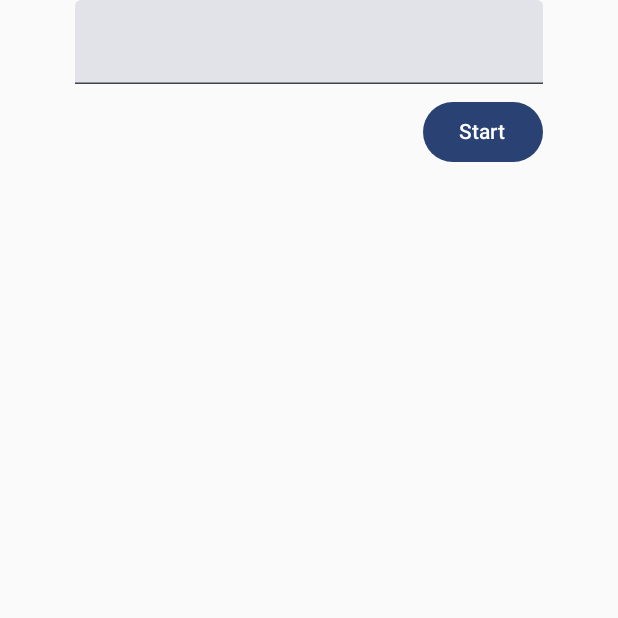
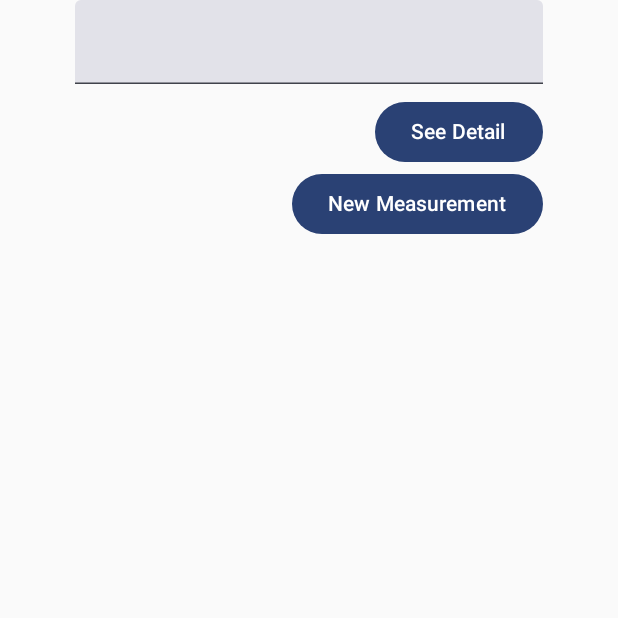
Before and after one commit to Astrozyt/Neuro, an Android app built with Jetpack Compose: the screen it shows after launch (MainActivity), on a phone screen of 412 x 824 dp, the top half of it. Run offline under Robolectric (Android 15) with nearby library versions, the phone set to English and light mode, and no system bars.

Commit message:
Add Measurement screen with timer and sound.

```diff
--- a/app/src/main/java/com/gbl/neuro/Navigation.kt
+++ b/app/src/main/java/com/gbl/neuro/Navigation.kt
@@ -30,6 +30,7 @@ import androidx.navigation.compose.rememberNavController
 import androidx.navigation.navArgument
 import com.gbl.neuro.Screens.DetailScreen
 import com.gbl.neuro.Screens.HomeScreen
+import com.gbl.neuro.Screens.Measurement
 import com.gbl.neuro.Screens.Screen
 
 @Composable
@@ -47,6 +48,9 @@ fun Navigation() {
         })){entry ->
             DetailScreen(name=entry.arguments?.getString("name") ?: "NoNameGiven")
         }
+        composable(route = Screen.MeasurementScreen.route){
+            Measurement(navController = navController)
+        }
 
     }
 }
--- a/app/src/main/java/com/gbl/neuro/Screens/Home.kt
+++ b/app/src/main/java/com/gbl/neuro/Screens/Home.kt
@@ -42,8 +42,11 @@ fun HomeScreen(navController: NavController){
         )
 
         Spacer(modifier = Modifier.height(8.dp))
-        Button(onClick = {navController.navigate(Screen.DetailScreen.withArgs(text))}, modifier= Modifier.align(Alignment.End)){
-            Text(text="Start")
+        Button(onClick = {navController.navigate(Screen.DetailScreen.route)}, modifier= Modifier.align(Alignment.End)){
+            Text(text="See Detail")
+        }
+        Button(onClick = {navController.navigate(Screen.MeasurementScreen.route)}, modifier= Modifier.align(Alignment.End)){
+            Text(text="New Measurement")
         }
     }
 }
--- a/app/src/main/java/com/gbl/neuro/Screens/Screen.kt
+++ b/app/src/main/java/com/gbl/neuro/Screens/Screen.kt
@@ -3,6 +3,7 @@ package com.gbl.neuro.Screens
 sealed class Screen(val route: String){
     object MainScreen : Screen("main_screen")
     object DetailScreen : Screen("detail_screen")
+    object MeasurementScreen : Screen("measurement_screen")
 
     fun withArgs(vararg args: String): String {
         return buildString {
```
Also changed, not shown: app/src/main/java/com/gbl/neuro/Screens/Measurement.kt (added, +84 -0 lines).
